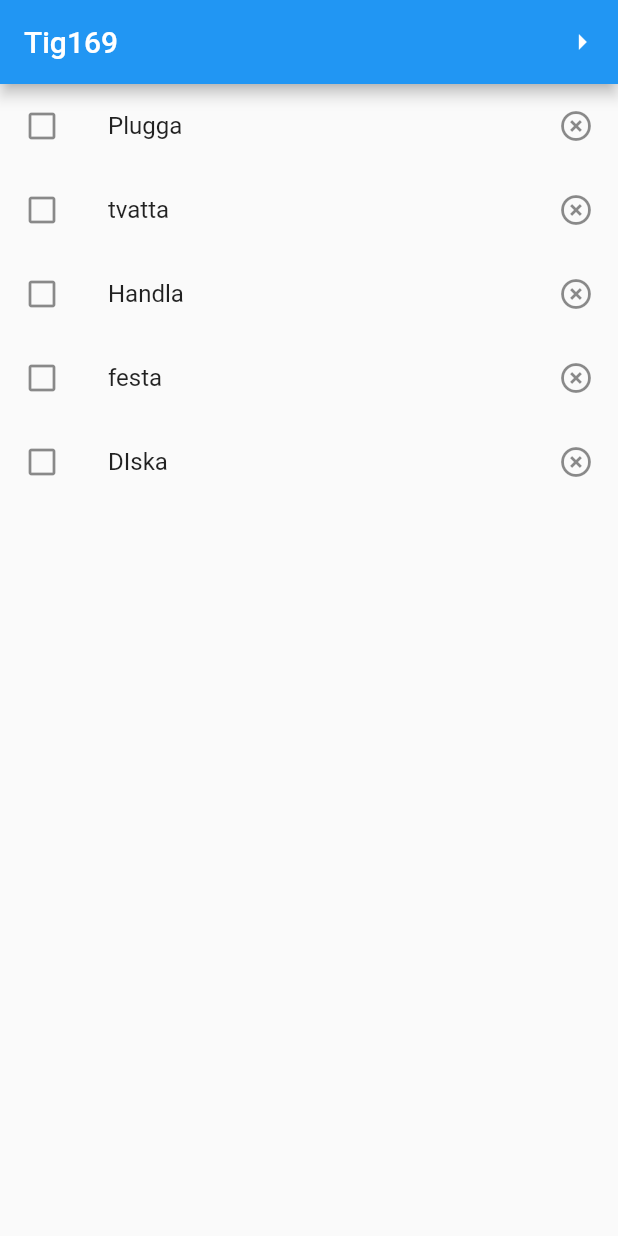
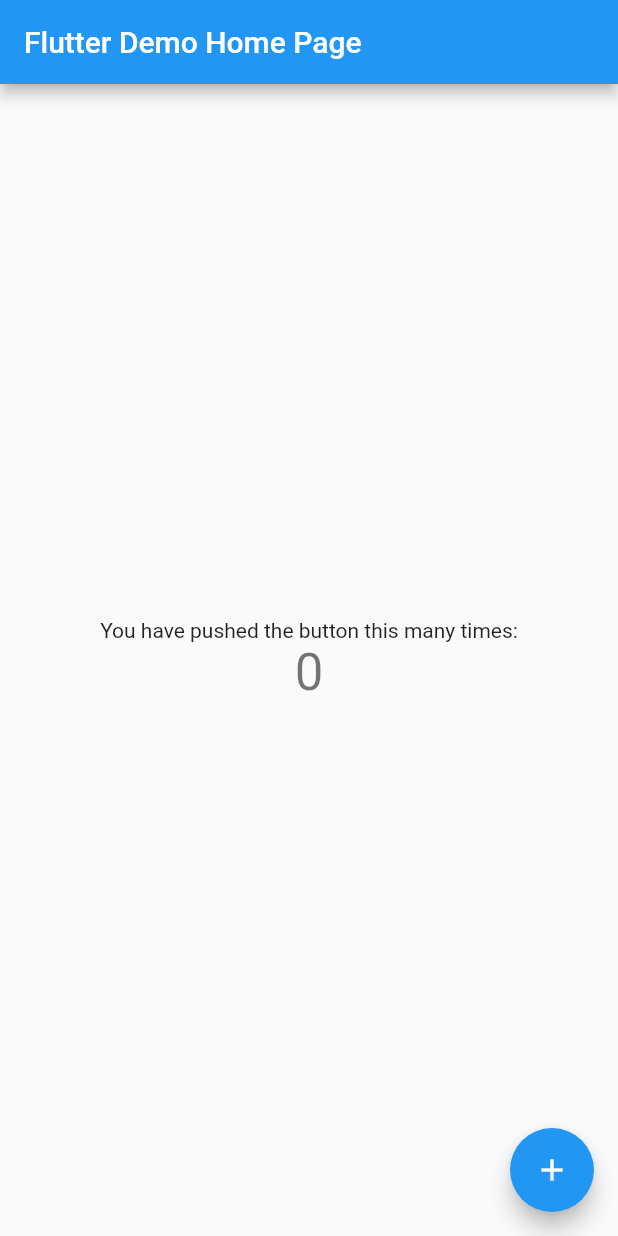
Before and after one commit to gu-tig169-ht21/gusaxellth, a Flutter app: the screen it shows after launch, on a phone screen of 412 x 824 dp. Run offline on Flutter 3.47's test engine with Material 2 defaults, Android fonts, the phone set to English and light mode, and no system bars.

Commit message:
revert main.dart on main branch

```diff
--- a/lib/main.dart
+++ b/lib/main.dart
@@ -1,105 +1,115 @@
-// ignore_for_file: prefer_const_constructors
-
 import 'package:flutter/material.dart';
 
 void main() {
-  runApp(ThorsApp());
+  runApp(const MyApp());
 }
 
-// ignore: use_key_in_widget_constructors
-class ThorsApp extends StatelessWidget {
+class MyApp extends StatelessWidget {
+  const MyApp({Key? key}) : super(key: key);
+
+  // This widget is the root of your application.
   @override
   Widget build(BuildContext context) {
     return MaterialApp(
-      home: MainView(),
+      title: 'Flutter Demo',
+      theme: ThemeData(
+        // This is the theme of your application.
+        //
+        // Try running your application with "flutter run". You'll see the
+        // application has a blue toolbar. Then, without quitting the app, try
+        // changing the primarySwatch below to Colors.green and then invoke
+        // "hot reload" (press "r" in the console where you ran "flutter run",
+        // or simply save your changes to "hot reload" in a Flutter IDE).
+        // Notice that the counter didn't reset back to zero; the application
+        // is not restarted.
+        primarySwatch: Colors.blue,
+      ),
+      home: const MyHomePage(title: 'Flutter Demo Home Page'),
     );
   }
 }
 
-// ignore: use_key_in_widget_constructors
-class MainView extends StatelessWidget {
+class MyHomePage extends StatefulWidget {
+  const MyHomePage({Key? key, required this.title}) : super(key: key);
+
+  // This widget is the home page of your application. It is stateful, meaning
+  // that it has a State object (defined below) that contains fields that affect
+  // how it looks.
+
+  // This class is the configuration for the state. It holds the values (in this
+  // case the title) provided by the parent (in this case the App widget) and
+  // used by the build method of the State. Fields in a Widget subclass are
+  // always marked "final".
+
+  final String title;
+
+  @override
+  State<MyHomePage> createState() => _MyHomePageState();
+}
+
+class _MyHomePageState extends State<MyHomePage> {
+  int _counter = 0;
+
+  void _incrementCounter() {
+    setState(() {
+      // This call to setState tells the Flutter framework that something has
+      // changed in this State, which causes it to rerun the build method below
+      // so that the display can reflect the updated values. If we changed
+      // _counter without calling setState(), then the build method would not be
+      // called again, and so nothing would appear to happen.
+      _counter++;
+    });
+  }
+
   @override
   Widget build(BuildContext context) {
+    // This method is rerun every time setState is called, for instance as done
+    // by the _incrementCounter method above.
+    //
+    // The Flutter framework has been optimized to make rerunning build methods
+    // fast, so that you can just rebuild anything that needs updating rather
+    // than having to individually change instances of widgets.
     return Scaffold(
       appBar: AppBar(
-        title: Text('Tig169'),
-        actions: [
-          IconButton(
-            icon: Icon(Icons.arrow_right),
-            onPressed: () {
-              Navigator.push(context,
-                  MaterialPageRoute(builder: (context) => SecondView()));
-            },
-          ),
-        ],
+        // Here we take the value from the MyHomePage object that was created by
+        // the App.build method, and use it to set our appbar title.
+        title: Text(widget.title),
       ),
-      body: _list(),
-    );
-  }
-
-  Widget _list() {
-    return ListView(
-      children: [
-        _item("Plugga"),
-        _item("tvatta"),
-        _item("Handla"),
-        _item("festa"),
-        _item("DIska"),
-      ],
-    );
-  }
-
-  Widget _item(strText) {
-    return ListTile(
-      leading: Icon(Icons.check_box_outline_blank),
-      title: Text(strText),
-      trailing: Icon(Icons.highlight_remove),
+      body: Center(
+        // Center is a layout widget. It takes a single child and positions it
+        // in the middle of the parent.
+        child: Column(
+          // Column is also a layout widget. It takes a list of children and
+          // arranges them vertically. By default, it sizes itself to fit its
+          // children horizontally, and tries to be as tall as its parent.
+          //
+          // Invoke "debug painting" (press "p" in the console, choose the
+          // "Toggle Debug Paint" action from the Flutter Inspector in Android
+          // Studio, or the "Toggle Debug Paint" command in Visual Studio Code)
+          // to see the wireframe for each widget.
+          //
+          // Column has various properties to control how it sizes itself and
+          // how it positions its children. Here we use mainAxisAlignment to
+          // center the children vertically; the main axis here is the vertical
+          // axis because Columns are vertical (the cross axis would be
+          // horizontal).
+          mainAxisAlignment: MainAxisAlignment.center,
+          children: <Widget>[
+            const Text(
+              'You have pushed the button this many times:',
+            ),
+            Text(
+              '$_counter',
+              style: Theme.of(context).textTheme.headline4,
+            ),
+          ],
+        ),
+      ),
+      floatingActionButton: FloatingActionButton(
+        onPressed: _incrementCounter,
+        tooltip: 'Increment',
+        child: const Icon(Icons.add),
+      ), // This trailing comma makes auto-formatting nicer for build methods.
     );
   }
 }
-
-class SecondView extends StatelessWidget {
-  Widget build(BuildContext context) {
-    return Scaffold(
-      appBar: AppBar(
-        title: Text('Add new items'),
-      ),
-      body: Center(
-        child: Column(
-          mainAxisAlignment: MainAxisAlignment.start,
-          crossAxisAlignment: CrossAxisAlignment.start,
-          children: [
-            Container(height: 20),
-            _nameInputField(),
-            Container(height: 20),
-            _addText(),
-          ],
-        ),
-      ),
-    );
-  }
-
-  Widget _nameInputField() {
-    return Container(
-      margin: EdgeInsets.only(left: 16, right: 16),
-      child: TextField(
-        decoration: InputDecoration(hintText: "Your name:"),
-      ),
-    );
-  }
-
-  Widget _addText() {
-    return Row(
-      children: [
-        Container(
-          margin: EdgeInsets.only(left: 180),
-          child: Icon(Icons.add),
-        ),
-        Container(
-          margin: EdgeInsets.only(left: 5),
-          child: Text("Add"),
-        )
-      ],
-    );
-  }
-}
```
